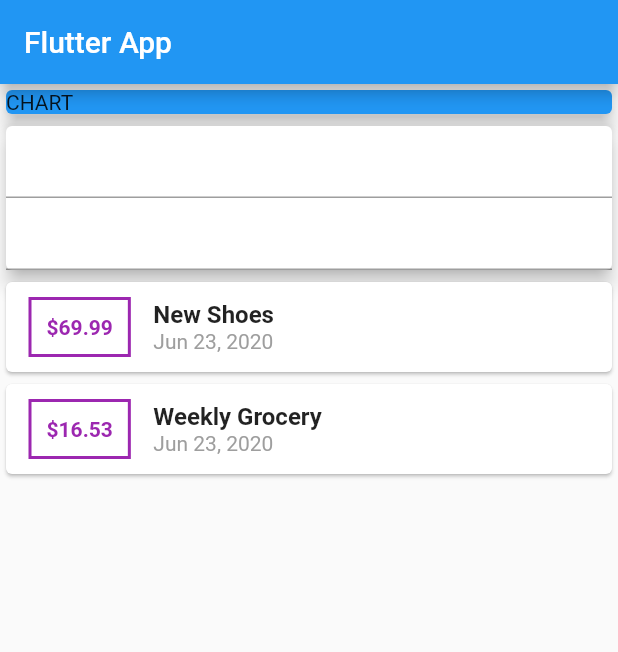
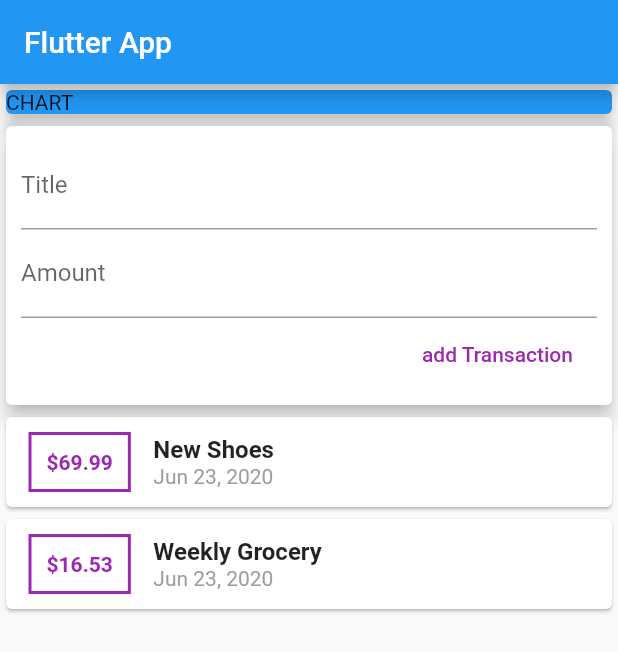
Before and after one commit to yoojh9/flutter_real_app, a Flutter app: the screen it shows after launch, on a phone screen of 412 x 824 dp. Shown: the top 652 px of the screen. Run offline on Flutter 3.47's test engine with Material 2 defaults, Android fonts, the phone set to English and light mode, and no system bars.

Commit message:
adding onChanged()

```diff
--- a/lib/main.dart
+++ b/lib/main.dart
@@ -16,9 +16,14 @@ class MyApp extends StatelessWidget {
 
 class MyHomePage extends StatelessWidget {
   final List<Transaction> transactions = [
-    Transaction(id: 't1', title: 'New Shoes', amount: 69.99, date: DateTime.now()),
-    Transaction(id: 't2', title: 'Weekly Grocery', amount: 16.53, date: DateTime.now()),
+    Transaction(
+        id: 't1', title: 'New Shoes', amount: 69.99, date: DateTime.now()),
+    Transaction(
+        id: 't2', title: 'Weekly Grocery', amount: 16.53, date: DateTime.now()),
   ];
+
+  String titleInput;
+  String amountInput;
 
   @override
   Widget build(BuildContext context) {
@@ -37,49 +42,67 @@ class MyHomePage extends StatelessWidget {
               child: Card(
                 color: Colors.blue,
                 child: Text('CHART'),
-              elevation: 5,),
+                elevation: 5,
+              ),
             ),
             Card(
               elevation: 5,
               child: Container(
-              child: Column(children: <Widget>[
-                TextField(),
-                TextField(),
+                padding: EdgeInsets.all(10),
+                child: Column(
+                  crossAxisAlignment: CrossAxisAlignment.end,
+                  children: <Widget>[
+                    TextField(
+                      decoration: InputDecoration(labelText: 'Title'),
+                      onChanged: (val) {
+                        titleInput = val;
+                      },
+                    ),
+                    TextField(
+                        decoration: InputDecoration(labelText: 'Amount'),
+                        onChanged: (val) => amountInput = val),
+                    FlatButton(
+                        textColor: Colors.purple,
+                        onPressed: () {
+                          print(titleInput);
+                          print(amountInput);
+                        },
+                        child: Text('add Transaction'))
                   ],
                 ),
-            ),),
+              ),
+            ),
             Column(
                 children: transactions.map((tx) {
               return Card(
-                child: Row(children: <Widget>[
+                  child: Row(
+                children: <Widget>[
                   Container(
                     margin: EdgeInsets.symmetric(vertical: 10, horizontal: 15),
                     decoration: BoxDecoration(
-                      border: Border.all(color: Colors.purple, width: 2,)),
+                        border: Border.all(
+                      color: Colors.purple,
+                      width: 2,
+                    )),
                     padding: EdgeInsets.all(10),
-                    child: Text(
-                      '\$${tx.amount}',
-                      style:TextStyle(
-                        fontWeight: FontWeight.bold,
-                        color: Colors.purple
-                      )
-                    ),
+                    child: Text('\$${tx.amount}',
+                        style: TextStyle(
+                            fontWeight: FontWeight.bold, color: Colors.purple)),
                   ),
                   Column(
                     crossAxisAlignment: CrossAxisAlignment.start,
                     children: <Widget>[
-                    Text(tx.title, style: TextStyle(fontSize: 16, fontWeight: FontWeight.bold)),
-                    Text(
-                      DateFormat.yMMMd().format(tx.date),
-                      style:TextStyle(color: Colors.grey)
-                    ),
-                  ],)
+                      Text(tx.title,
+                          style: TextStyle(
+                              fontSize: 16, fontWeight: FontWeight.bold)),
+                      Text(DateFormat.yMMMd().format(tx.date),
+                          style: TextStyle(color: Colors.grey)),
                     ],
                   )
-              );
+                ],
+              ));
             }).toList())
           ],
-      )
-    );
+        ));
   }
 }
```
Also changed, not shown: pubspec.lock, 2 other files. Lines whose indentation alone changed are shown as unchanged.
